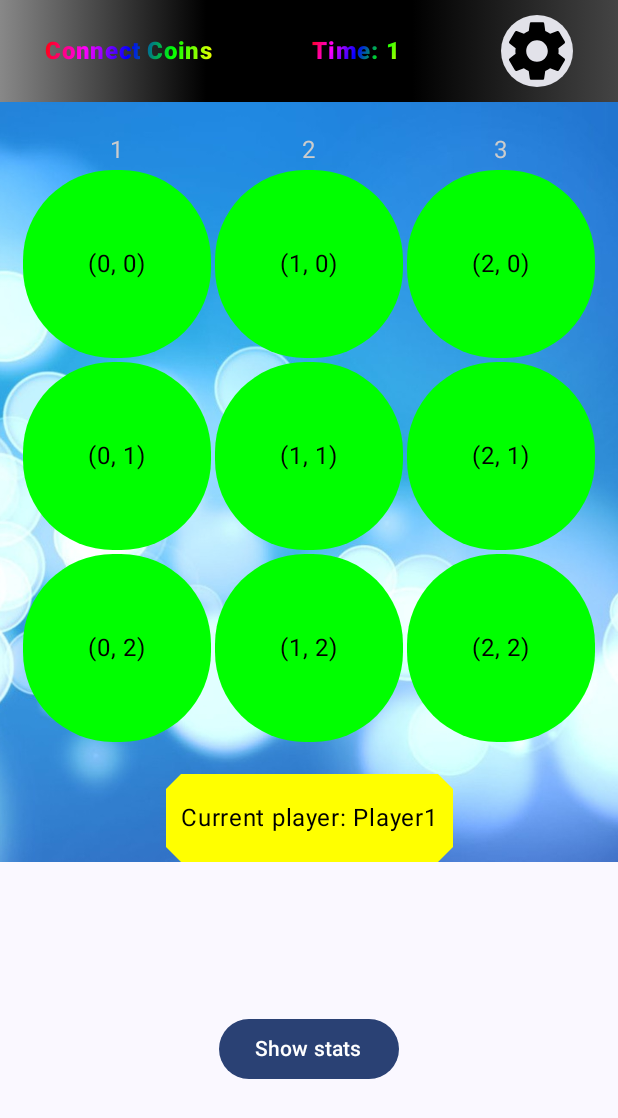
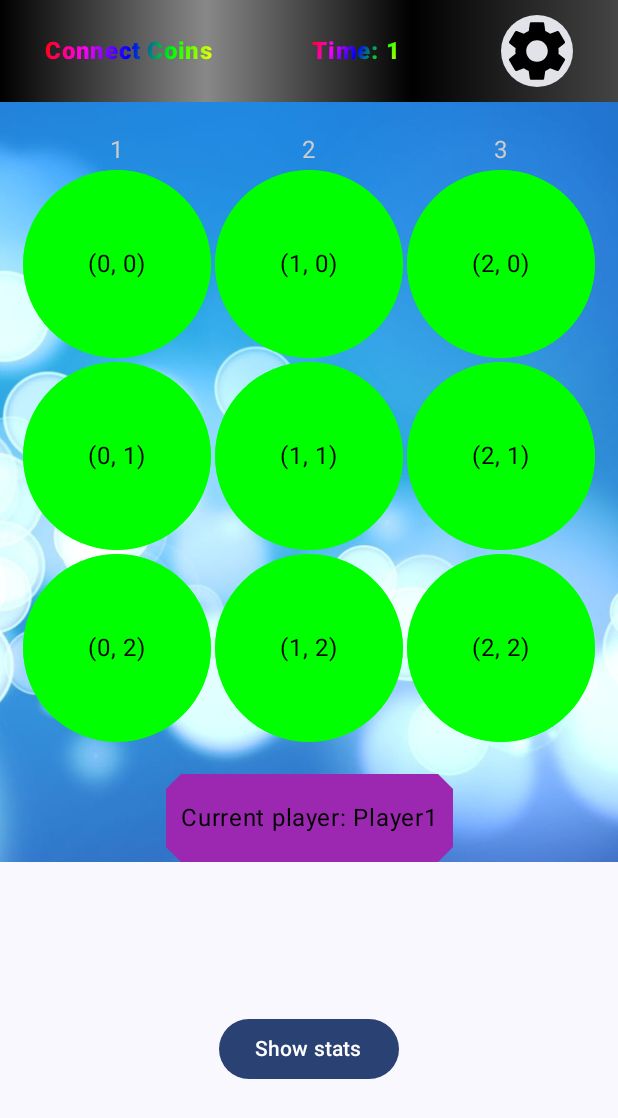
Before and after one commit to MatLeg25/ConnectCoins-KotlinGame, an Android app built with Jetpack Compose: the screen it shows after launch (MainActivity), after a tap on "Start game!", on a phone screen of 412 x 824 dp. Shown: the top 1118 px of the screen. Run offline under Robolectric (Android 15) with nearby library versions, the phone set to English and light mode, and no system bars; 3 other taps on this screen came first.

Commit message:
refactor, brushColors for coin implemented

```diff
--- a/app/src/main/java/com/example/connectcoins/SplashActivity.kt
+++ b/app/src/main/java/com/example/connectcoins/SplashActivity.kt
@@ -23,8 +23,8 @@ import androidx.compose.ui.res.stringResource
 import androidx.compose.ui.tooling.preview.Preview
 import androidx.compose.ui.unit.sp
 import androidx.core.splashscreen.SplashScreen.Companion.installSplashScreen
-import com.example.connectcoins.ui.ColourText
 import com.example.connectcoins.ui.theme.ConnectCoinsTheme
+import com.example.connectcoins.utils.Utils.ColourText
 import kotlinx.coroutines.delay
 
 @SuppressLint("CustomSplashScreen")
--- a/app/src/main/java/com/example/connectcoins/data/models/Player.kt
+++ b/app/src/main/java/com/example/connectcoins/data/models/Player.kt
@@ -5,7 +5,7 @@ import java.util.UUID
 
 data class Player(
     val name: String,
-    val color: Color
+    val color: List<Color>
 ) {
 
     val id: String = UUID.randomUUID().toString()
--- a/app/src/main/java/com/example/connectcoins/ui/BottomModal.kt
+++ b/app/src/main/java/com/example/connectcoins/ui/BottomModal.kt
@@ -29,6 +29,7 @@ import androidx.compose.ui.tooling.preview.Preview
 import androidx.compose.ui.unit.dp
 import com.example.connectcoins.R
 import com.example.connectcoins.data.models.Player
+import com.example.connectcoins.utils.Utils
 import kotlinx.coroutines.CoroutineScope
 import kotlinx.coroutines.launch
 
@@ -37,7 +38,7 @@ import kotlinx.coroutines.launch
 @Preview
 fun BottomModal(
     state: SheetValue = SheetValue.Expanded,
-    gameUiState: GameUiState = GameUiState(Player(name = "x", color = Color.Transparent))
+    gameUiState: GameUiState = GameUiState(Player(name = "x", color = Utils.COIN_BRUSH_COLORS[0]))
 ) {
     val sheetState = rememberStandardBottomSheetState(
         initialValue = state,
--- a/app/src/main/java/com/example/connectcoins/ui/ColourText.kt
+++ /dev/null
@@ -1,37 +0,0 @@
-package com.example.connectcoins.ui
-
-import androidx.compose.material3.Text
-import androidx.compose.runtime.Composable
-import androidx.compose.ui.graphics.Brush
-import androidx.compose.ui.graphics.Color
-import androidx.compose.ui.text.SpanStyle
-import androidx.compose.ui.text.buildAnnotatedString
-import androidx.compose.ui.text.font.FontWeight
-import androidx.compose.ui.text.withStyle
-import androidx.compose.ui.unit.TextUnit
-import androidx.compose.ui.unit.sp
-
-@Composable
-fun ColourText(
-    text: String,
-    fontSize: TextUnit = 16.sp,
-    ) {
-    val gradientColors = listOf(Color.Red, Color.Magenta, Color.Blue, Color.Green, Color.Yellow)
-
-    Text(
-        text = buildAnnotatedString {
-            withStyle(
-                SpanStyle(
-                    brush = Brush.linearGradient(
-                        colors = gradientColors
-                    ),
-                    fontWeight = FontWeight.ExtraBold
-                )
-            ) {
-                append(text)
-            }
-        },
-        fontSize = fontSize,
-    )
-
-}
--- a/app/src/main/java/com/example/connectcoins/ui/ConfigScreen.kt
+++ b/app/src/main/java/com/example/connectcoins/ui/ConfigScreen.kt
@@ -27,6 +27,7 @@ import androidx.compose.runtime.setValue
 import androidx.compose.ui.Alignment
 import androidx.compose.ui.Modifier
 import androidx.compose.ui.draw.clip
+import androidx.compose.ui.graphics.Brush
 import androidx.compose.ui.graphics.Color
 import androidx.compose.ui.res.stringResource
 import androidx.compose.ui.text.font.FontWeight
@@ -68,7 +69,12 @@ fun ConfigScreen(
                         modifier = Modifier
                             .clip(CircleShape)
                             .size(50.dp)
-                            .background(player.color)
+                            //.background(player.color)
+                            .background(
+                                brush = Brush.radialGradient(
+                                    colors = player.color
+                                )
+                            )
                             .clickable {
                                 viewModel.changePlayerColor(player)
                             }
--- a/app/src/main/java/com/example/connectcoins/ui/GameBoardScreen.kt
+++ b/app/src/main/java/com/example/connectcoins/ui/GameBoardScreen.kt
@@ -1,6 +1,7 @@
 package com.example.connectcoins.ui
 
 import androidx.compose.foundation.background
+import androidx.compose.foundation.border
 import androidx.compose.foundation.clickable
 import androidx.compose.foundation.layout.Arrangement
 import androidx.compose.foundation.layout.Box
@@ -15,6 +16,7 @@ import androidx.compose.runtime.Composable
 import androidx.compose.ui.Alignment
 import androidx.compose.ui.Modifier
 import androidx.compose.ui.draw.clip
+import androidx.compose.ui.graphics.Brush
 import androidx.compose.ui.graphics.Color
 import androidx.compose.ui.platform.LocalConfiguration
 import androidx.compose.ui.tooling.preview.Preview
@@ -31,7 +33,7 @@ const val gameBoardInnerColumnPadding = 1
 @Preview(showBackground = true, widthDp = 500)
 @Composable
 fun GameBoardScreen(
-    gameUiState: GameUiState = GameUiState(Player(name = "a", color = Color.Red)),
+    gameUiState: GameUiState = GameUiState(Player(name = "a", color = Utils.COIN_BRUSH_COLORS[0])),
     viewModel: GameViewModel = viewModel(),
 ) {
 
@@ -83,17 +85,28 @@ fun SingleColumn(
 }
 
 @Composable
-fun CellItem(item: Cell, color: Color, cellSize: Dp, columnPadding: Dp) {
-    val winColor = Color.Yellow
+fun CellItem(item: Cell, color: List<Color>, cellSize: Dp, columnPadding: Dp) {
 
-    val cellColor = if (item.isWin) winColor else color
+    val borderWidth = if (item.isWin) (cellSize/4) else 0.dp
 
     Box(
         modifier = Modifier
             .padding(columnPadding)
             .size(cellSize)
-            .clip(RoundedCornerShape(60.dp))
-            .background(cellColor),
+            .clip(RoundedCornerShape(cellSize))
+            .border(
+                width = borderWidth,
+                brush = Brush.radialGradient(
+                    colors = listOf(Color.Yellow, color[1])
+                ),
+                shape = RoundedCornerShape(cellSize)
+            )
+            //.background(cellColor),
+            .background(
+                brush = Brush.radialGradient(
+                    colors = color
+                )
+            ),
 
         contentAlignment = Alignment.Center,
     ) {
--- a/app/src/main/java/com/example/connectcoins/ui/GameScreen.kt
+++ b/app/src/main/java/com/example/connectcoins/ui/GameScreen.kt
@@ -85,7 +85,7 @@ fun CurrentPlayerLabel(gameUiState: GameUiState) {
             modifier = Modifier
                 .padding(horizontal = gameBoardHorizontalPadding.dp)
                 .clip(CutCornerShape(gameBoardHorizontalPadding.dp))
-                .background(gameUiState.currentPlayer.color)
+                .background(gameUiState.currentPlayer.color[0])
         ) {
             Text(
                 modifier = Modifier.padding(horizontal = gameBoardHorizontalPadding.dp, vertical = 20.dp),
--- a/app/src/main/java/com/example/connectcoins/ui/GameViewModel.kt
+++ b/app/src/main/java/com/example/connectcoins/ui/GameViewModel.kt
@@ -20,7 +20,7 @@ class GameViewModel(): ViewModel() {
     private lateinit var validator: Validator
     var gameBoardSize = 3
         private set
-    var backgroundColor = Color.Green
+    var backgroundColor = listOf(Color.Green, Color.Green)
         private set
 
 
@@ -47,8 +47,8 @@ class GameViewModel(): ViewModel() {
     }
 
     private fun getDefaultPlayers(): List<Player> = listOf(
-        Player(name = "Player1", color = Color.Red),
-        Player(name = "Player2", color = Color.Blue)
+        Player(name = "Player1", color = Utils.COIN_BRUSH_COLORS[0]),
+        Player(name = "Player2", color = Utils.COIN_BRUSH_COLORS[1])
     )
 
 
@@ -150,14 +150,14 @@ class GameViewModel(): ViewModel() {
     }
 
 
-    private fun getNextColor(currentColor: Color): Color {
+    private fun getNextColor(currentColor: List<Color>): List<Color> {
         val usedColors = players.map { it.color }.toMutableSet()
         usedColors.add(backgroundColor)
 
-        val currentColorIndex = Utils.COIN_COLORS.indexOf(currentColor)
+        val currentColorIndex = Utils.COIN_BRUSH_COLORS.indexOf(currentColor)
         val nextColorIndex = (currentColorIndex + 1).takeIf { it < Utils.COIN_COLORS.size } ?: 0
 
-        val nextColor = Utils.COIN_COLORS[nextColorIndex]
+        val nextColor = Utils.COIN_BRUSH_COLORS[nextColorIndex]
         return if (nextColor in usedColors) getNextColor(nextColor) else nextColor
     }
 
--- a/app/src/main/java/com/example/connectcoins/ui/TopBar.kt
+++ b/app/src/main/java/com/example/connectcoins/ui/TopBar.kt
@@ -29,6 +29,7 @@ import androidx.compose.ui.tooling.preview.Preview
 import androidx.compose.ui.unit.dp
 import androidx.navigation.NavController
 import com.example.connectcoins.R
+import com.example.connectcoins.utils.Utils.ColourText
 import kotlinx.coroutines.delay
 import kotlin.time.Duration.Companion.seconds
 
@@ -50,8 +51,8 @@ fun TopBar(navController: NavController? = null) {
             .background(
                 brush = Brush.horizontalGradient(
                     colors = listOf(
+                        Color.Black,
                         Color.Gray,
-                        Color.Black,
                         Color.Black,
                         Color.DarkGray
                     )
--- a/app/src/main/java/com/example/connectcoins/utils/Utils.kt
+++ b/app/src/main/java/com/example/connectcoins/utils/Utils.kt
@@ -1,21 +1,46 @@
 package com.example.connectcoins.utils
 
 import android.content.res.Configuration
-import android.util.Log
 import androidx.annotation.DrawableRes
+import androidx.compose.material3.Text
+import androidx.compose.runtime.Composable
+import androidx.compose.ui.graphics.Brush
 import androidx.compose.ui.graphics.Color
+import androidx.compose.ui.text.SpanStyle
+import androidx.compose.ui.text.buildAnnotatedString
+import androidx.compose.ui.text.font.FontWeight
+import androidx.compose.ui.text.withStyle
 import androidx.compose.ui.unit.Dp
+import androidx.compose.ui.unit.TextUnit
 import androidx.compose.ui.unit.dp
+import androidx.compose.ui.unit.sp
 import com.example.connectcoins.R
 import com.example.connectcoins.ui.gameBoardHorizontalPadding
 import com.example.connectcoins.ui.gameBoardInnerColumnPadding
-import kotlin.random.Random
+
 
 object Utils {
 
     val COIN_COLORS = listOf(
         Color.Black, Color.DarkGray, Color.Gray, Color.LightGray, Color.White, Color.Red, Color.Green,
         Color.Blue, Color.Yellow, Color.Cyan, Color.Magenta,
+    )
+
+    val COIN_BRUSH_COLORS = listOf(
+        listOf(Color(0xFFFF8403), Color(0xFFFF5722)),
+        listOf(Color(0xFF03A9F4), Color(0xFF0629EC)),
+        listOf(Color(0xFF9C27B0), Color(0xFFFF0051)),
+
+        listOf(Color.Blue, Color.Black),
+        listOf(Color.Gray, Color.DarkGray),
+        listOf(Color.White, Color.LightGray),
+        listOf(Color.Red, Color.Magenta),
+
+        listOf(Color.Yellow, Color.Green),
+        listOf(Color.Black, Color.Blue),
+        listOf(Color.DarkGray, Color.Gray),
+        listOf(Color.LightGray, Color.Black),
+        listOf(Color.Magenta, Color.Red),
     )
 
     private val BACKGROUNDS = listOf(
@@ -66,4 +91,29 @@ object Utils {
         backgroundIndex = nextBackgroundIndex.takeIf { it in BACKGROUNDS.indices } ?: 0
         return BACKGROUNDS[backgroundIndex]
     }
+
+    @Composable
+    fun ColourText(
+        text: String,
+        fontSize: TextUnit = 16.sp,
+    ) {
+        val gradientColors = listOf(Color.Red, Color.Magenta, Color.Blue, Color.Green, Color.Yellow)
+
+        Text(
+            text = buildAnnotatedString {
+                withStyle(
+                    SpanStyle(
+                        brush = Brush.linearGradient(
+                            colors = gradientColors
+                        ),
+                        fontWeight = FontWeight.ExtraBold
+                    )
+                ) {
+                    append(text)
+                }
+            },
+            fontSize = fontSize,
+        )
+
+    }
 }
```
